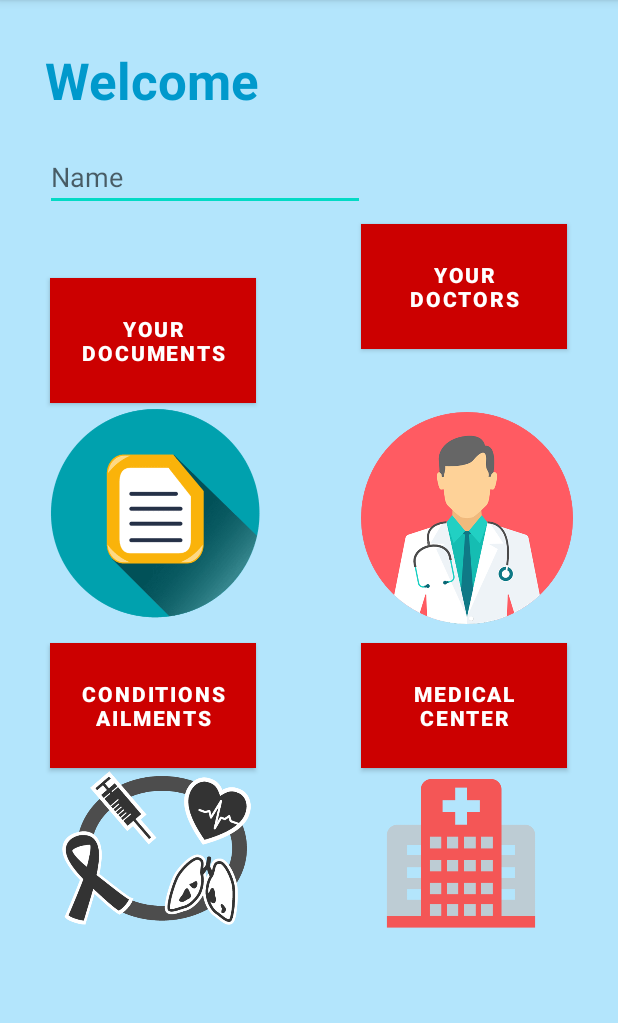
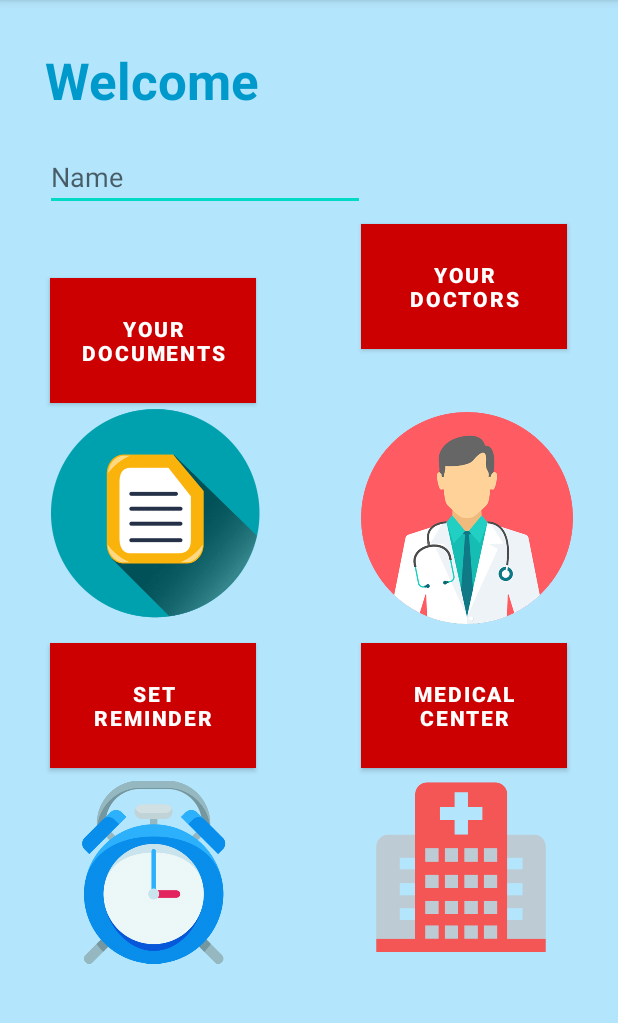
Before and after one commit to InaTinaMina/medicine-reminder, an Android app: the Home_Page screen opened directly, with no data from a screen before it, on a phone screen of 412 x 824 dp, the part 84-1107 px from its top. Run offline under Robolectric (Android 15) with nearby library versions, the light colour scheme and no system bars.

Commit message:
alarm added

```diff
--- a/app/src/main/AndroidManifest.xml
+++ b/app/src/main/AndroidManifest.xml
@@ -1,6 +1,8 @@
 <?xml version="1.0" encoding="utf-8"?>
 <manifest xmlns:android="http://schemas.android.com/apk/res/android"
     package="com.example.medicinereminder">
+
+    <uses-permission android:name="com.android.alarm.permission.SET_ALARM" />
 
     <application
         android:allowBackup="true"
@@ -9,7 +11,8 @@
         android:roundIcon="@mipmap/ic_launcher_round"
         android:supportsRtl="true"
         android:theme="@style/Theme.MedicineReminder">
-        <activity android:name=".Home_Page"></activity>
+        <activity android:name=".Reminder"></activity>
+        <activity android:name=".Home_Page" />
         <activity android:name=".Log_In" />
         <activity android:name=".sign_up" />
         <activity android:name=".MainActivity">
--- a/app/src/main/java/com/example/medicinereminder/Home_Page.java
+++ b/app/src/main/java/com/example/medicinereminder/Home_Page.java
@@ -2,13 +2,29 @@ package com.example.medicinereminder;
 
 import androidx.appcompat.app.AppCompatActivity;
 
+import android.content.Intent;
 import android.os.Bundle;
+import android.view.View;
+import android.widget.Button;
 
 public class Home_Page extends AppCompatActivity {
+
+    Button btnReminder;
 
     @Override
     protected void onCreate(Bundle savedInstanceState) {
         super.onCreate(savedInstanceState);
         setContentView(R.layout.activity_home_page);
+
+        btnReminder = findViewById(R.id.btnReminder);
+
+        btnReminder.setOnClickListener(new View.OnClickListener() {
+            @Override
+            public void onClick(View v) {
+                Intent intent = new Intent(Home_Page.this,
+                                com.example.medicinereminder.Reminder.class);
+                startActivity(intent);
+            }
+        });
     }
 }
--- a/app/src/main/res/layout/activity_home_page.xml
+++ b/app/src/main/res/layout/activity_home_page.xml
@@ -112,7 +112,7 @@
         app:srcCompat="@drawable/doctor" />
 
     <Button
-        android:id="@+id/button7"
+        android:id="@+id/btnReminder"
         android:layout_width="137dp"
         android:layout_height="83dp"
         android:layout_marginStart="33dp"
@@ -121,7 +121,7 @@
         android:layout_marginRight="113dp"
         android:layout_marginBottom="256dp"
         android:background="@android:color/holo_red_dark"
-        android:text="@string/conditions_ailments"
+        android:text="@string/set_reminder"
         android:textStyle="bold"
         app:backgroundTint="@android:color/holo_red_dark"
         app:layout_constraintBottom_toBottomOf="parent"
@@ -148,32 +148,29 @@
         app:layout_constraintStart_toStartOf="parent" />
 
     <ImageView
-        android:id="@+id/imageView3"
-        android:layout_width="156dp"
-        android:layout_height="180dp"
+        android:id="@+id/imageView4"
+        android:layout_width="129dp"
+        android:layout_height="251dp"
+        android:layout_marginEnd="40dp"
+        android:layout_marginRight="40dp"
+        android:layout_marginBottom="64dp"
+        app:layout_constraintBottom_toBottomOf="parent"
+        app:layout_constraintEnd_toEndOf="parent"
+        app:srcCompat="@drawable/hospital" />
+
+    <ImageView
+        android:id="@+id/imageView5"
+        android:layout_width="122dp"
+        android:layout_height="165dp"
         android:layout_marginStart="33dp"
         android:layout_marginLeft="33dp"
-        android:layout_marginEnd="51dp"
-        android:layout_marginRight="51dp"
-        android:layout_marginBottom="112dp"
+        android:layout_marginEnd="77dp"
+        android:layout_marginRight="77dp"
+        android:layout_marginBottom="104dp"
         app:layout_constraintBottom_toBottomOf="parent"
         app:layout_constraintEnd_toStartOf="@+id/imageView2"
-        app:layout_constraintHorizontal_bias="0.0"
+        app:layout_constraintHorizontal_bias="1.0"
         app:layout_constraintStart_toStartOf="parent"
-        app:srcCompat="@drawable/ailment" />
+        app:srcCompat="@drawable/alarm_clock" />
 
-    <ImageView
-        android:id="@+id/imageView4"
-        android:layout_width="113dp"
-        android:layout_height="230dp"
-        android:layout_marginStart="60dp"
-        android:layout_marginLeft="60dp"
-        android:layout_marginEnd="48dp"
-        android:layout_marginRight="48dp"
-        android:layout_marginBottom="84dp"
-        app:layout_constraintBottom_toBottomOf="parent"
-        app:layout_constraintEnd_toEndOf="parent"
-        app:layout_constraintHorizontal_bias="1.0"
-        app:layout_constraintStart_toEndOf="@+id/imageView3"
-        app:srcCompat="@drawable/hospital" />
 </androidx.constraintlayout.widget.ConstraintLayout>
--- a/app/src/main/res/values/strings.xml
+++ b/app/src/main/res/values/strings.xml
@@ -27,4 +27,9 @@
     <string name="your_doctors">Your Doctors</string>
     <string name="conditions_ailments">Conditions Ailments</string>
     <string name="medical_center">Medical Center</string>
+    <string name="set_reminder">Set Reminder</string>
+    <string name="hour">Hour</string>
+    <string name="minute">Minute</string>
+    <string name="set_time">Set Time</string>
+    <string name="set_alarm">Set Alarm</string>
 </resources>
```
Also changed, not shown: app/src/main/java/com/example/medicinereminder/Reminder.java (added, +74 -0 lines), app/src/main/res/layout/activity_reminder2.xml (added, +58 -0 lines), app/src/main/res/Alarm_Clock.png (added), app/src/main/res/drawable-v24/ailment.png (deleted), app/src/main/res/drawable-v24/alarm_clock.png (added).
